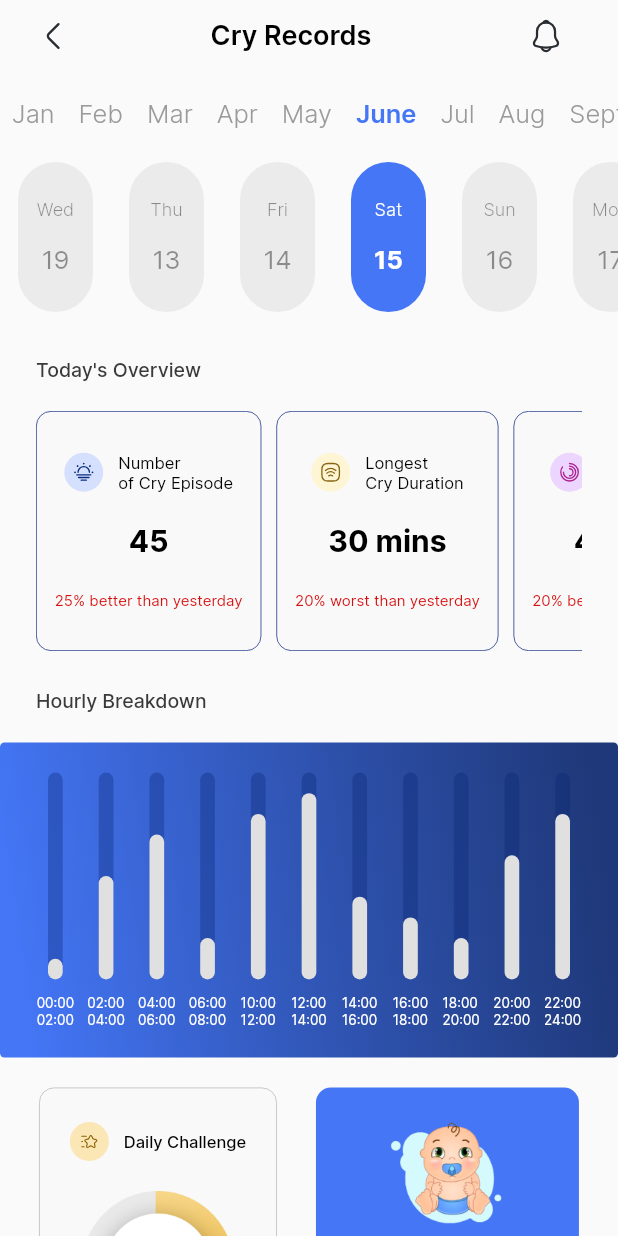
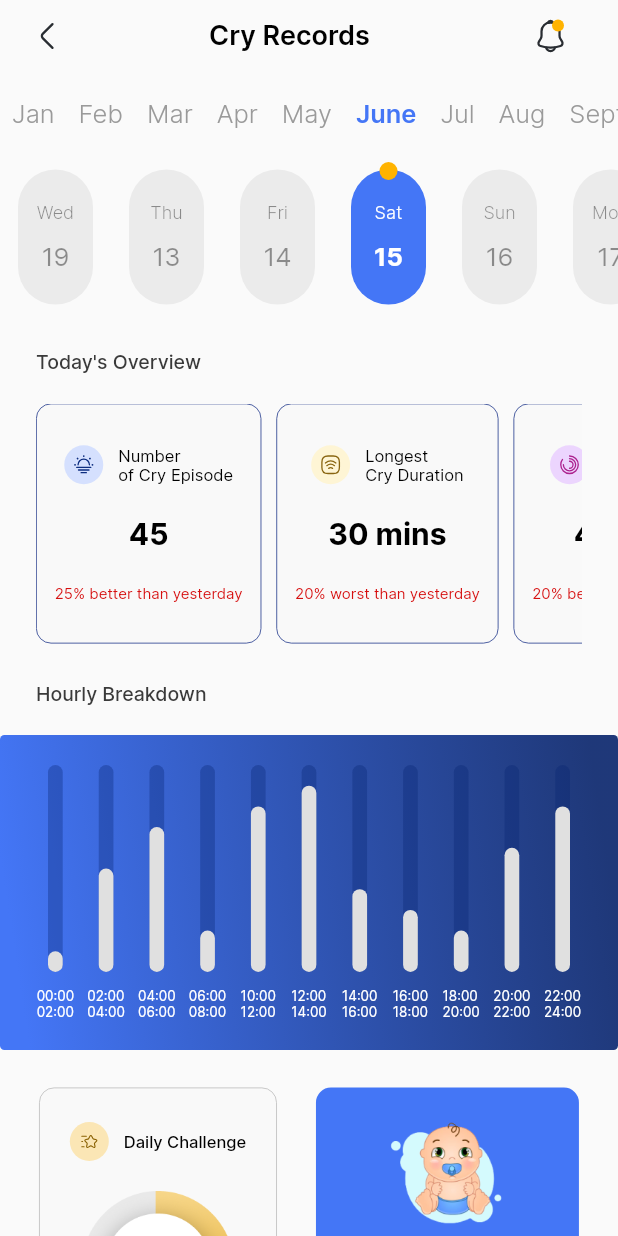
Before and after one commit to divincoder/ubenwa_val, a Flutter app: the HomeView screen opened by its route, on a phone screen of 412 x 824 dp. Run offline on Flutter 3.47's test engine with Material 2 defaults, Android fonts, the phone set to English and light mode, and no system bars; drawn by our look-alikes of flutter_animation_progress_bar; our stand-ins replace flutter_svg, stacked, stacked_services, stacked_shared.

Commit message:
- abstracted out the day and month widgets to their own files - added logout logic - added dot on notification and day widget

```diff
--- a/lib/l10n/intl_en.arb
+++ b/lib/l10n/intl_en.arb
@@ -22,5 +22,7 @@
   "dailyChallenge": "Daily Challenge",
   "nextPredictedCry": "Next Predicted Cry",
   "setAlarm": "Set Alarm",
-  "todaysOverview": "Today's Overview"
+  "todaysOverview": "Today's Overview",
+  "logOut": "Log Out",
+  "logOutPrompt": "Are you sure you want to log out?"
 }
--- a/lib/ui/dialogs/info_alert/info_alert_dialog.dart
+++ b/lib/ui/dialogs/info_alert/info_alert_dialog.dart
@@ -83,7 +83,7 @@ class InfoAlertDialog extends StackedView<InfoAlertDialogModel> {
                 width: double.infinity,
                 alignment: Alignment.center,
                 child: const Text(
-                  'Got it',
+                  'Yes',
                   style: TextStyle(
                     color: Colors.white,
                     fontWeight: FontWeight.bold,
--- a/lib/ui/views/home/home_view.dart
+++ b/lib/ui/views/home/home_view.dart
@@ -1,6 +1,7 @@
 import 'package:flutter/material.dart';
 import 'package:mum_health/gen/assets.gen.dart';
 import 'package:mum_health/generated/l10n.dart';
+import 'package:mum_health/ui/common/ui_helpers.dart';
 import 'package:stacked/stacked.dart';
 import 'package:mum_health/ui/common/app_colors.dart';
 import 'home_viewmodel.dart';
@@ -20,16 +21,16 @@ class HomeView extends StackedView<HomeViewModel> {
         child: SingleChildScrollView(
           child: Column(
             children: [
-              _appBar(),
-              const SizedBox(height: 10),
-              _monthsContainer(viewModel),
-              const SizedBox(height: 10),
-              _dayChooserContainer(viewModel),
-              const SizedBox(height: 30),
+              _appBar(viewModel),
+              verticalSpaceSmall,
+              const MonthsContainerWidget(),
+              verticalSpaceSmall,
+              const DayChooserWidget(),
+              verticalSpaceMedium,
               const TodayOverviewContainer(),
-              const SizedBox(height: 25),
+              verticalSpaceMedium,
               const HourlyBreakdownWidget(),
-              const SizedBox(height: 20),
+              verticalSpaceMedium,
               const Row(
                 mainAxisAlignment: MainAxisAlignment.spaceEvenly,
                 children: [DailyChallengeWidget(), NextPredictedCryWidget()],
@@ -42,12 +43,16 @@ class HomeView extends StackedView<HomeViewModel> {
   }
 
   //All this can be custom widgets that can be customized and reused. Same applies to other widgets in the app that has universal usage
-  _appBar() {
+  _appBar(HomeViewModel viewModel) {
     return Padding(
-      padding: const EdgeInsets.symmetric(horizontal: 24),
+      padding: const EdgeInsets.symmetric(horizontal: 20),
       child: Row(
         children: [
-          GestureDetector(onTap: () {}, child: Assets.svg.arrowLeft.svg()),
+          GestureDetector(
+              onTap: () {
+                viewModel.logOut();
+              },
+              child: Assets.svg.arrowLeft.svg()),
           Expanded(
               child: Align(
             alignment: Alignment.center,
@@ -55,79 +60,27 @@ class HomeView extends StackedView<HomeViewModel> {
                 style:
                     const TextStyle(fontWeight: FontWeight.w600, fontSize: 18)),
           )),
-          IconButton(
-              onPressed: () {}, icon: Assets.svg.notificationOutline.svg()),
+          SizedBox(
+            width: 50,
+            child: Stack(
+              children: [
+                Center(
+                  child: IconButton(
+                      onPressed: () {},
+                      icon: Assets.svg.notificationOutline.svg()),
+                ),
+                const Positioned(
+                  right: 16,
+                  top: 13,
+                  child: CircleAvatar(
+                      radius: 4, backgroundColor: AppColors.notificationIndicator),
+                ),
+              ],
+            ),
+          ),
         ],
       ),
     );
-  }
-
-  _monthsContainer(HomeViewModel viewModel) {
-    return SizedBox(
-        height: 40,
-        child: ListView.builder(
-            scrollDirection: Axis.horizontal,
-            itemCount: viewModel.months.length,
-            itemBuilder: (BuildContext context, int index) {
-              return Padding(
-                padding: const EdgeInsets.all(8.0),
-                child: GestureDetector(
-                  onTap: () {
-                    viewModel.selectedMonthIndex = index;
-                  },
-                  child: Text(viewModel.months[index],
-                      style: TextStyle(
-                          color: viewModel.selectedMonthIndex == index
-                              ? AppColors.primary
-                              : AppColors.textSecondary,
-                          fontSize: 17,
-                          fontWeight: viewModel.selectedMonthIndex == index ? FontWeight.w600 : FontWeight.w300)),
-                ),
-              );
-            }));
-  }
-
-  _dayChooserContainer(HomeViewModel viewModel) {
-    return SizedBox(
-        height: 100,
-        child: ListView.builder(
-            scrollDirection: Axis.horizontal,
-            itemCount: viewModel.months.length,
-            itemBuilder: (BuildContext context, int index) {
-              return InkWell(
-                onTap: () {
-                  viewModel.selectedDayIndex = index;
-                },
-                child: Container(
-                  margin: const EdgeInsets.symmetric(horizontal: 12),
-                  padding: const EdgeInsets.all(8.0),
-                  width: 50,
-                  decoration: BoxDecoration(
-                    borderRadius: BorderRadius.circular(43.22),
-                    color: viewModel.selectedDayIndex == index ? AppColors.primary : AppColors.dayBg
-                  ),
-                  child: Column(
-                    mainAxisAlignment: MainAxisAlignment.spaceEvenly,
-                    children: [
-                      Text(viewModel.days[index].day,
-                          style: TextStyle(
-                              color: viewModel.selectedDayIndex == index
-                                  ? Colors.white
-                                  : Colors.black.withOpacity(0.41),
-                              fontSize: 12,
-                              fontWeight: FontWeight.w300)),
-                      Text(viewModel.days[index].date,
-                          style: TextStyle(
-                              color: viewModel.selectedDayIndex == index
-                                  ? Colors.white
-                                  : Colors.black.withOpacity(0.41),
-                              fontSize: 17,
-                              fontWeight: viewModel.selectedDayIndex == index ? FontWeight.w700 : FontWeight.w400))
-                    ],
-                  ),
-                ),
-              );
-            }));
   }
 
   @override
--- a/lib/ui/views/home/home_viewmodel.dart
+++ b/lib/ui/views/home/home_viewmodel.dart
@@ -1,6 +1,7 @@
 import 'package:mum_health/app/app.bottomsheets.dart';
 import 'package:mum_health/app/app.dialogs.dart';
 import 'package:mum_health/app/app.locator.dart';
+import 'package:mum_health/app/app.router.dart';
 import 'package:mum_health/generated/l10n.dart';
 import 'package:mum_health/models/day_model.dart';
 import 'package:mum_health/models/time_model.dart';
@@ -10,6 +11,7 @@ import 'package:stacked_services/stacked_services.dart';
 class HomeViewModel extends BaseViewModel {
   final _dialogService = locator<DialogService>();
   final _bottomSheetService = locator<BottomSheetService>();
+  final _navigationService = locator<NavigationService>();
 
   var nextPredictedCry = "12:40 - 14:30";
   final months = [
@@ -76,11 +78,11 @@ class HomeViewModel extends BaseViewModel {
     _selectedDayIndex = 3;
   }
 
-  void showDialog() {
+  void showLogOutDialog() {
     _dialogService.showCustomDialog(
       variant: DialogType.infoAlert,
-      title: 'Hello Mum!',
-      description: 'How is your baby doing today?',
+      title: S.current.logOut,
+      description: S.current.logOutPrompt,
     );
   }
 
@@ -91,4 +93,8 @@ class HomeViewModel extends BaseViewModel {
       description: S.current.pleaseWaitWhileWeGatherBayData,
     );
   }
+
+  void logOut() {
+    _navigationService.clearStackAndShow(Routes.onboardingView);
+  }
 }
--- /dev/null
+++ b/lib/ui/views/home/widgets/day_chooser_widget.dart
@@ -0,0 +1,72 @@
+import 'package:flutter/material.dart';
+import 'package:mum_health/ui/common/app_colors.dart';
+import 'package:mum_health/ui/views/home/home_viewmodel.dart';
+import 'package:stacked/stacked.dart';
+
+class DayChooserWidget extends ViewModelWidget<HomeViewModel> {
+  const DayChooserWidget({super.key});
+
+  @override
+  Widget build(BuildContext context, HomeViewModel viewModel) {
+    return SizedBox(
+        height: 100,
+        child: ListView.builder(
+            scrollDirection: Axis.horizontal,
+            itemCount: viewModel.months.length,
+            padding: const EdgeInsets.all(0),
+            itemBuilder: (BuildContext context, int index) {
+              return GestureDetector(
+                onTap: () {
+                  viewModel.selectedDayIndex = index;
+                },
+                child: Stack(
+                  children: [
+                    Container(
+                      width: 50,
+                      margin: const EdgeInsets.symmetric(
+                          horizontal: 12, vertical: 5),
+                      padding: const EdgeInsets.all(8.0),
+                      decoration: BoxDecoration(
+                          borderRadius: BorderRadius.circular(43.22),
+                          color: viewModel.selectedDayIndex == index
+                              ? AppColors.primary
+                              : AppColors.dayBg),
+                      child: Column(
+                        mainAxisAlignment: MainAxisAlignment.spaceEvenly,
+                        children: [
+                          Text(viewModel.days[index].day,
+                              style: TextStyle(
+                                  color: viewModel.selectedDayIndex == index
+                                      ? Colors.white
+                                      : Colors.black.withOpacity(0.41),
+                                  fontSize: 12,
+                                  fontWeight: FontWeight.w300)),
+                          Text(viewModel.days[index].date,
+                              style: TextStyle(
+                                  color: viewModel.selectedDayIndex == index
+                                      ? Colors.white
+                                      : Colors.black.withOpacity(0.41),
+                                  fontSize: 17,
+                                  fontWeight:
+                                      viewModel.selectedDayIndex == index
+                                          ? FontWeight.w700
+                                          : FontWeight.w400))
+                        ],
+                      ),
+                    ),
+                    Positioned(
+                      right: 0,
+                      left: 0,
+                      top: 0,
+                      child: CircleAvatar(
+                          radius: 6,
+                          backgroundColor: viewModel.selectedDayIndex == index
+                              ? AppColors.notificationIndicator
+                              : Colors.transparent),
+                    ),
+                  ],
+                ),
+              );
+            }));
+  }
+}
--- /dev/null
+++ b/lib/ui/views/home/widgets/months_container_widget.dart
@@ -0,0 +1,34 @@
+import 'package:flutter/material.dart';
+import 'package:mum_health/ui/common/app_colors.dart';
+import 'package:mum_health/ui/views/home/home_viewmodel.dart';
+import 'package:stacked/stacked.dart';
+
+class MonthsContainerWidget extends ViewModelWidget<HomeViewModel> {
+  const MonthsContainerWidget({super.key});
+
+  @override
+  Widget build(BuildContext context, HomeViewModel viewModel) {
+    return SizedBox(
+        height: 40,
+        child: ListView.builder(
+            scrollDirection: Axis.horizontal,
+            itemCount: viewModel.months.length,
+            itemBuilder: (BuildContext context, int index) {
+              return Padding(
+                padding: const EdgeInsets.all(8.0),
+                child: GestureDetector(
+                  onTap: () {
+                    viewModel.selectedMonthIndex = index;
+                  },
+                  child: Text(viewModel.months[index],
+                      style: TextStyle(
+                          color: viewModel.selectedMonthIndex == index
+                              ? AppColors.primary
+                              : AppColors.textSecondary,
+                          fontSize: 17,
+                          fontWeight: viewModel.selectedMonthIndex == index ? FontWeight.w600 : FontWeight.w300)),
+                ),
+              );
+            }));
+  }
+}
--- a/lib/ui/views/home/widgets/widgets.dart
+++ b/lib/ui/views/home/widgets/widgets.dart
@@ -2,3 +2,5 @@ export 'hourly_breadown_widget.dart';
 export 'todays_overview_widget.dart';
 export 'daily_chalenge_widget.dart';
 export 'next_predicted_cry_widget.dart';
+export 'months_container_widget.dart';
+export 'day_chooser_widget.dart';
```
Also changed, not shown: lib/generated/intl/messages_en.dart, lib/generated/l10n.dart.
